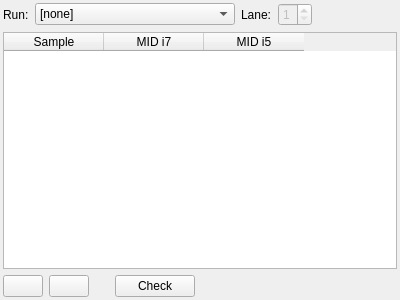
First picture: the form in src/GSmix/RunPlanner.ui, repository imgag/ngs-bits, before the edit.
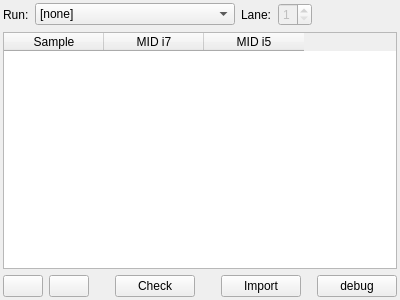
Second picture: the form after the edit. Icons and pictures are not drawn.

Commit message: GSmix: added dialog to add samples to the NGSD. cppNGSD: Refactoring of NGSD helper class.

The edit to the form file:
```diff
--- a/src/GSmix/RunPlanner.ui
+++ b/src/GSmix/RunPlanner.ui
@@ -188,6 +188,33 @@
        </property>
       </widget>
      </item>
+     <item>
+      <spacer name="horizontalSpacer_4">
+       <property name="orientation">
+        <enum>Qt::Horizontal</enum>
+       </property>
+       <property name="sizeType">
+        <enum>QSizePolicy::Fixed</enum>
+       </property>
+       <property name="sizeHint" stdset="0">
+        <size>
+         <width>20</width>
+         <height>20</height>
+        </size>
+       </property>
+      </spacer>
+     </item>
+     <item>
+      <widget class="QPushButton" name="importButton">
+       <property name="text">
+        <string>Import</string>
+       </property>
+       <property name="icon">
+        <iconset resource="resources.qrc">
+         <normaloff>:/Icons/NGSD.png</normaloff>:/Icons/NGSD.png</iconset>
+       </property>
+      </widget>
+     </item>
      <item>
       <spacer name="horizontalSpacer_3">
        <property name="orientation">
@@ -201,6 +228,13 @@
        </property>
       </spacer>
      </item>
+     <item>
+      <widget class="QPushButton" name="debugButton">
+       <property name="text">
+        <string>debug</string>
+       </property>
+      </widget>
+     </item>
     </layout>
    </item>
   </layout>
```
The commit also changes 30 other files.
